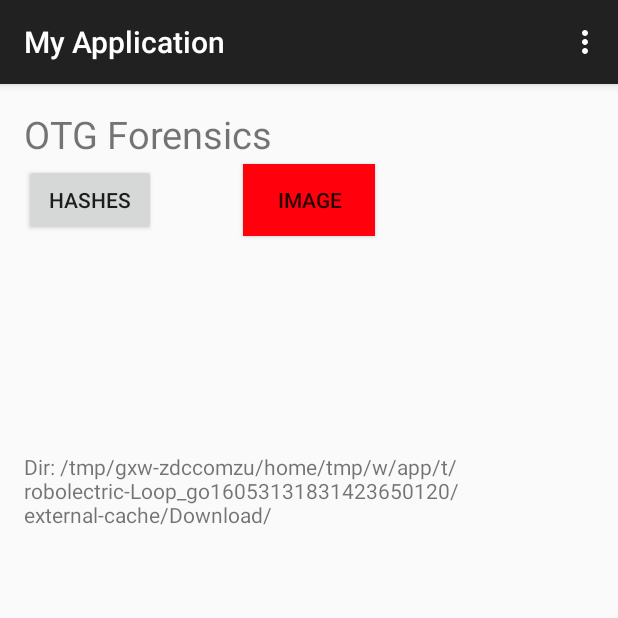
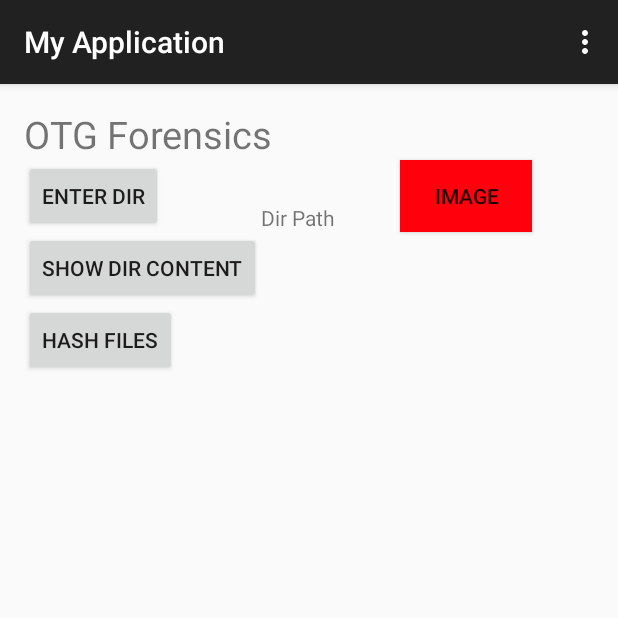
Before and after one commit to MorganTAtkins/OTGForensics, an Android app: the screen it shows after launch (MainActivity), after a tap on "IMAGE", on a phone screen of 412 x 824 dp, the top half of it. Run offline under Robolectric (Android 15) with nearby library versions, the phone set to English and light mode, and no system bars; 1 other tap on this screen came first.

```diff
--- a/MyApplication/app/src/main/java/com/dissertation/otgforensics/myapplication/MainActivity.java
+++ b/MyApplication/app/src/main/java/com/dissertation/otgforensics/myapplication/MainActivity.java
@@ -56,7 +56,11 @@ HashGeneratorUtils myHashGeneratorUtils = new HashGeneratorUtils();
 
 private Button hashButton;
 private Button imagingBtn;
+private Button dirContent;
+private Button dirSelector;
 public  String customDir;
+public  String MntDir;
+public  String filePath = "/storage/emulated/0/dest/";
 
 
     ArrayList<String> listItems=new ArrayList<String>();
@@ -69,11 +73,20 @@ public  String customDir;
 
             Button ImgBtn = (Button) findViewById(R.id.ImagingBtn);
             ImgBtn.setBackgroundColor(Color.GREEN);
+            MntDir = Environment.getExternalStorageDirectory().getAbsolutePath();
+            System.out.println("state = "+MntDir);
+
+            //declaration of the text view and linking it the Trgtdir variable
+            TextView TrgtDir = (TextView)findViewById(R.id.TrgtDir);
+            //outputs the dir the text field
+            TrgtDir.setText("Directory: " + MntDir);
+
+            imagingBtn.setEnabled(false);
             return true;
         }
         else {
             Dialog("Attention","Please input source destination","false");
-
+            return false;
         }
         //######
         // change icon or text label to indicate status
@@ -83,7 +96,7 @@ public  String customDir;
 
 
 
-        return false;
+
 
     }
 
@@ -99,6 +112,21 @@ public  String customDir;
 
  public void addListenerOnButton() {
 
+     dirSelector = (Button) findViewById(R.id.dirSelector);
+
+     dirSelector.setOnClickListener(new OnClickListener()
+     {
+         @Override
+         public void onClick(View view)
+         {
+             System.out.println("Call FC.Dialog()");
+             Dialog("Please input source destination",MntDir.toString(),"true");
+             imagingBtn.setEnabled(true);
+         }
+     });
+
+
+
        //Select a specific button to link to an action
      imagingBtn = (Button) findViewById(R.id.ImagingBtn);
 
@@ -107,82 +135,70 @@ public  String customDir;
          @Override
          public void onClick(View view)
          {
-             //declaration of the text view
-             TextView TrgtDir;
-             TrgtDir = (TextView)findViewById(R.id.TrgtDir);
+
              //creating a new object to connect the FindMntDir class to this one
-             FindMntDrive mnt = new FindMntDrive();
-             ReadFile fh = new ReadFile();
-
-             //declaration of string mntDir variable being pulled from FindMntDir
-
-             String MntDir = mnt.DirPath + "/Download/";
-             String filePath = "/storage/emulated/0/dest/";
-             //outputs the dir the text field
-             TrgtDir.setText("Dir: " + MntDir);
-
-             List list = new ArrayList();
+             //FindMntDrive mnt = new FindMntDrive();
+             //ReadFile fh = new ReadFile();
+             //MntDir = mnt.DirPath + "/Download/";
+             //filePath = "/storage/emulated/0/dest/";
 
 
-             copyFile CF = new copyFile();
-             CF.run();
-             System.out.println("finished copy");
-             // operations to be performed on a background thread
-             ListView AOL;
-             //ListAdapter LA;
-             AOL = (ListView)findViewById(R.id.arrayOutputList);
 
              //String DestinationFile = (dest.toString() + "/" + sourceFilename);
 
              System.out.println("from = " + MntDir);
              System.out.println("to = " + filePath);
+             // operations to be performed on a background thread
 
-             fileOps fops = new fileOps(MntDir,filePath);
-             //String from = "/storage/emulated/0/Download/";
-             //String to = "/storage/emulated/0/dest/";
-             //fops.fileOps();
-             //fops.getSourceFiles();
-             ArrayList<String> SFL = new ArrayList<String>();
-
-             ArrayAdapter<String> arrayAdapter = new ArrayAdapter<String>(getBaseContext(),R.layout.layout);
-
-             //arrayAdapter.add("foo");
-             ListAdapter LA = arrayAdapter;
-             File[] files = fops.getSourceFiles();
-                for( int i = 0; i<files.length; i++)
-             {
-
-                 SFL.add(files[i].toString());
-                 System.out.println("files " + +i + " " + files[i].toString());
-                 arrayAdapter.add(files[i].toString());
-
-             }
-             //arrayAdapter.add(SFL);
-             AOL.setAdapter(LA);
-
-             /*List<String> your_array_list = new ArrayList<String>();
-             your_array_list.add("foo");
-             your_array_list.add("bar");*/
-
-             // This is the array adapter, it takes the context of the activity as a
-             // first parameter, the type of list view as a second parameter and your
-             // array as a third parameter.
-
-
-             //FLV.setAdapter(arrayAdapter);
-             //FLV.set
-             System.out.println("break here #######");
-
-
+             copyFile CF = new copyFile();
+             CF.run();
 
 
 
 
          }
      });
+     dirContent = (Button) findViewById(R.id.dirContent);
+
+     dirContent.setOnClickListener(new OnClickListener(){
+         @Override
+         public void onClick(View view)
+         {
+             ListView AOL;
+             //ListAdapter LA;
+             AOL = (ListView)findViewById(R.id.arrayOutputList);
+
+             //create a new instance of the file ops class
+             fileOps fops = new fileOps(MntDir,filePath);
+             //create an array list with SFL as name
+             ArrayList<String> SFL = new ArrayList<String>();
+             //create the array adaptor for passing data to the list view
+             ArrayAdapter<String> arrayAdapter = new ArrayAdapter<String>(getBaseContext(),R.layout.layout);
+             //create a list adaptor from the array adaptor (in place as a work around)
+             ListAdapter LA = arrayAdapter;
+             //create a file array from the contents of the source dir
+             File[] files = fops.getSourceFiles();
+             //for each file in the files array do the actions
+             for( int i = 0; i<files.length; i++)
+             {//actions to be done on each of the files in the files array
+                 //adding the file names to the SFL array
+                 SFL.add(files[i].toString());
+                 //debugging
+                 System.out.println("files " + +i + " " + files[i].toString());
+                 //adding each of the files to the array adaptor
+                 arrayAdapter.add(files[i].toString());
+             }
+             // popularing the list view with LA list array
+             AOL.setAdapter(LA);
+             //debugging
+             System.out.println("break here #######");
+         }
+     });
+
+
+
 
      hashButton = (Button) findViewById(R.id.md5button);
-
      hashButton.setOnClickListener(new OnClickListener()
      {
 
@@ -200,8 +216,7 @@ public  String customDir;
 
 
 
-                    System.out.println("Call FC.Dialog()");
-                    Dialog("Source Directory","Please input source destination","true");
+
 
                     TextView md5hashOutput;
                     md5hashOutput = (TextView)findViewById(R.id.md5hashOutput);
@@ -360,28 +375,40 @@ public void Dialog (String Title,String Message,String txtNeed){
 
     // Setting Dialog Message
     alertDialog.setMessage(Message);
-    final EditText input = new EditText(getBaseContext());// setting the text box for user input
+    // setting the text box for user input
+    final EditText input = new EditText(getBaseContext());
                 alertDialog.setView(input);
     if (txtNeed == "false"){
 
     }else
     {
         // Setting OK Button
-        alertDialog.setNegativeButton("OK", new DialogInterface.OnClickListener() {
+        alertDialog.setPositiveButton("OK", new DialogInterface.OnClickListener() {
             public void onClick(DialogInterface dialog, int which) {
                 // Write your code here to execute after dialog closed
                 Toast.makeText(getApplicationContext(), "You clicked on OK", Toast.LENGTH_SHORT).show();
                 // debugging
                 System.out.println("user input = " + input.getText().toString());
                 //take the user input and applies it to the customDir Variable
-                customDir = input.getText().toString();
+                MntDir = MntDir.toString()+input.getText().toString();
+                //declaration of the text view and linking it the Trgtdir variable
+                TextView TrgtDir = (TextView)findViewById(R.id.TrgtDir);
+                //outputs the dir the text field
+                TrgtDir.setText("Directory: " + MntDir);
                 // debugging
-                System.out.println("customDir = " + customDir);
+                System.out.println("customDir = " + MntDir);
             }
-        });}
+        });
+        alertDialog.setNegativeButton("Clear", new DialogInterface.OnClickListener() {
+            public void onClick(DialogInterface dialog, int which) {
+                MntDir = " ";
+            }
+        });
+    }
 
     // Showing Alert Message
     alertDialog.show();
 
     }
+
 }
--- a/MyApplication/app/src/main/java/com/dissertation/otgforensics/myapplication/copyFile.java
+++ b/MyApplication/app/src/main/java/com/dissertation/otgforensics/myapplication/copyFile.java
@@ -17,16 +17,23 @@ package com.dissertation.otgforensics.myapplication;
 
 
 
-public class copyFile  implements Runnable {
-@Override
-    public void run() {
-        android.os.Process.setThreadPriority(android.os.Process.THREAD_PRIORITY_BACKGROUND);
 
-        FindMntDrive mnt = new FindMntDrive();
-        String MntDir = mnt.DirPath;
+public class copyFile extends MainActivity implements Runnable{
 
 
-        File source = new File("/storage/emulated/0/Download/");//declaration of the source dir
+    public void run(){
+
+        //android.os.Process.setThreadPriority(android.os.Process.THREAD_PRIORITY_BACKGROUND);
+
+        //FindMntDrive mnt = new FindMntDrive();
+
+         MntDir = "/storage/emulated/0/Download/";
+        //declaration of the source dir
+
+        //System.out.println(MntDir);
+
+
+        File source = new File(MntDir);
 
         File dest = new File("/storage/emulated/0/dest/");// constructor for the destination
 
@@ -62,6 +69,7 @@ public class copyFile  implements Runnable {
 
 
     }
+
 
     //using streams to copy files (http://www.journaldev.com/861/4-ways-to-copy-file-in-java)
     private static void copyFileUsingStream(File source, File dest, String sourceFilename) throws IOException {
@@ -142,4 +150,5 @@ public class copyFile  implements Runnable {
         }
         is.close();
     }
+
 }
--- a/MyApplication/app/src/main/java/com/dissertation/otgforensics/myapplication/fileChooser.java
+++ b/MyApplication/app/src/main/java/com/dissertation/otgforensics/myapplication/fileChooser.java
@@ -37,6 +37,7 @@ public class fileChooser extends MainActivity {
             public void onClick(DialogInterface dialog, int which) {
                 // Write your code here to execute after dialog closed
                 Toast.makeText(getApplicationContext(), "You clicked on OK", Toast.LENGTH_SHORT).show();
+                MntDir = input.getText().toString();
             }
         });
 
--- a/MyApplication/app/src/main/res/layout/activity_main.xml
+++ b/MyApplication/app/src/main/res/layout/activity_main.xml
@@ -16,12 +16,11 @@
         <Button
             android:layout_width="wrap_content"
             android:layout_height="wrap_content"
-            android:text="Hashes"
+            android:text="Hash Files"
             android:id="@+id/md5button"
-            android:layout_alignParentTop="true"
-            android:layout_alignParentStart="true"
-            android:layout_marginTop="37dp"
-            android:onClick="md5button" />
+            android:onClick="md5button"
+            android:layout_below="@+id/dirContent"
+            android:layout_alignParentStart="true" />
 
         <TextView
             android:layout_width="wrap_content"
@@ -37,11 +36,14 @@
             android:layout_height="wrap_content"
             android:text="Image"
             android:id="@+id/ImagingBtn"
-            android:layout_alignTop="@+id/md5button"
-            android:layout_centerHorizontal="true"
             android:onClick="ImagingBtn"
 
-            android:background="#ffff000c" />
+            android:background="#ffff000c"
+            android:enabled="true"
+            android:clickable="false"
+            android:layout_above="@+id/dirContent"
+            android:layout_alignParentEnd="true"
+            android:layout_marginEnd="41dp" />
 
         <TextView
             android:layout_width="wrap_content"
@@ -68,16 +70,30 @@
         android:layout_height="wrap_content"
         android:text="Dir Path"
         android:id="@+id/TrgtDir"
-        android:layout_below="@+id/SHA256HashOutput"
-        android:layout_alignParentStart="true"
-        android:layout_marginTop="19dp" />
+        android:layout_above="@+id/dirContent"
+        android:layout_toEndOf="@+id/dirContent" />
 
     <ListView
         android:layout_width="wrap_content"
         android:layout_height="wrap_content"
         android:id="@+id/arrayOutputList"
-        android:layout_marginTop="75dp"
         android:choiceMode="singleChoice"
-        android:layout_below="@+id/TrgtDir" />
+        android:layout_below="@+id/md5hashOutput" />
+
+    <Button
+        android:layout_width="wrap_content"
+        android:layout_height="wrap_content"
+        android:text="Show dir content"
+        android:id="@+id/dirContent"
+        android:layout_below="@+id/dirSelector"
+        android:layout_alignParentStart="true" />
+
+    <Button
+        android:layout_width="wrap_content"
+        android:layout_height="wrap_content"
+        android:text="Enter Dir"
+        android:id="@+id/dirSelector"
+        android:layout_below="@+id/text1"
+        android:layout_alignParentStart="true" />
 
 </RelativeLayout>
```
